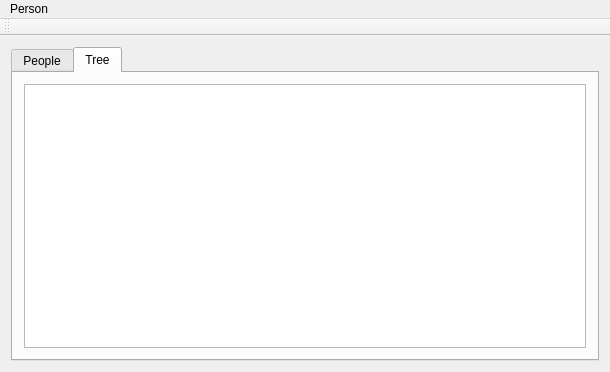
This is src/ui/mainwindow.ui in ekaparulin/stammbaum as Qt 5 draws it before an edit. The edited form follows.
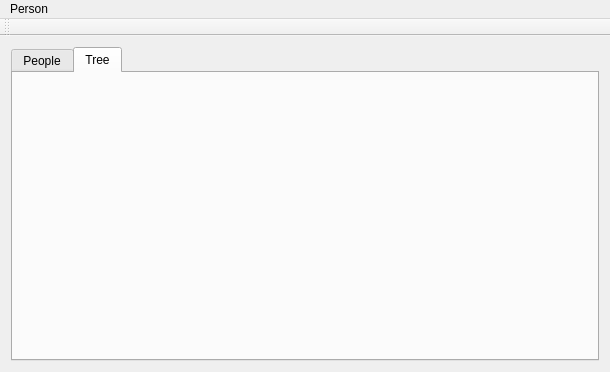
This is the edited form. The open tabs and pages were chosen to show the change.

Commit message:
Add Tree visualization w/ JS and WebView
TODO: visualization from DB

```diff
--- a/src/ui/mainwindow.ui
+++ b/src/ui/mainwindow.ui
@@ -38,11 +38,7 @@
        <attribute name="title">
         <string>Tree</string>
        </attribute>
-       <layout class="QGridLayout" name="gridLayout_3">
-        <item row="0" column="0">
-         <widget class="QGraphicsView" name="treeGraphicsView"/>
-        </item>
-       </layout>
+       <layout class="QVBoxLayout" name="verticalLayout"/>
       </widget>
      </widget>
     </item>
```
Left out of the diff: 4 changed lines with no effect on the pictures. The commit also changes 11 other files.
